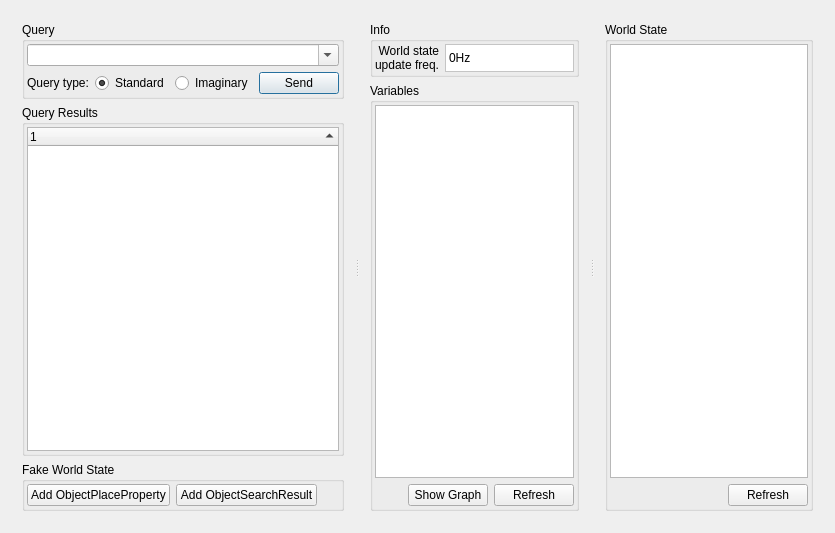
Above: subarchitectures/conceptual.sa/branches/avs-iros11/src/c++/conceptual/components/Tester/MainDialog.ui from marc-hanheide/cogx before the change. Below: the same form after it.
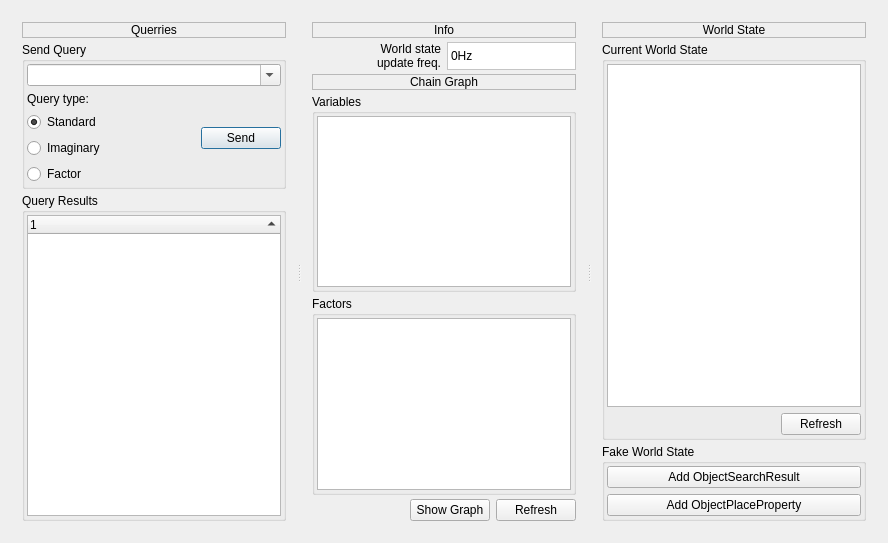
That is the form after the change. Icons and pictures are not drawn.

Patch:
```diff
--- a/subarchitectures/conceptual.sa/branches/avs-iros11/src/c++/conceptual/components/Tester/MainDialog.ui
+++ b/subarchitectures/conceptual.sa/branches/avs-iros11/src/c++/conceptual/components/Tester/MainDialog.ui
@@ -6,8 +6,8 @@
    <rect>
     <x>0</x>
     <y>0</y>
-    <width>835</width>
-    <height>533</height>
+    <width>888</width>
+    <height>543</height>
    </rect>
   </property>
   <property name="windowTitle">
@@ -25,10 +25,29 @@
      </property>
      <widget class="QWidget" name="layoutWidget">
       <layout class="QVBoxLayout" name="verticalLayout_4">
+       <property name="spacing">
+        <number>4</number>
+       </property>
+       <item>
+        <widget class="QLabel" name="label_3">
+         <property name="frameShape">
+          <enum>QFrame::StyledPanel</enum>
+         </property>
+         <property name="frameShadow">
+          <enum>QFrame::Raised</enum>
+         </property>
+         <property name="text">
+          <string>Querries</string>
+         </property>
+         <property name="alignment">
+          <set>Qt::AlignCenter</set>
+         </property>
+        </widget>
+       </item>
        <item>
         <widget class="QGroupBox" name="groupBox">
          <property name="title">
-          <string>Query</string>
+          <string>Send Query</string>
          </property>
          <layout class="QVBoxLayout" name="verticalLayout">
           <property name="margin">
@@ -47,6 +66,8 @@
           <item>
            <layout class="QHBoxLayout" name="horizontalLayout">
             <item>
+             <layout class="QVBoxLayout" name="verticalLayout_8">
+              <item>
              <widget class="QLabel" name="label">
               <property name="text">
                <string>Query type:</string>
@@ -71,6 +92,15 @@
              </widget>
             </item>
             <item>
+               <widget class="QRadioButton" name="factorQueryRadioButton">
+                <property name="text">
+                 <string>Factor</string>
+                </property>
+               </widget>
+              </item>
+             </layout>
+            </item>
+            <item>
              <spacer name="horizontalSpacer">
               <property name="orientation">
                <enum>Qt::Horizontal</enum>
@@ -125,77 +155,37 @@
             <property name="allColumnsShowFocus">
              <bool>true</bool>
             </property>
-            <column>
-             <property name="text">
-              <string notr="true">1</string>
-             </property>
-            </column>
            </widget>
           </item>
          </layout>
         </widget>
        </item>
-       <item>
-        <widget class="QGroupBox" name="groupBox_3">
-         <property name="title">
-          <string>Fake World State</string>
-         </property>
-         <layout class="QHBoxLayout" name="horizontalLayout_2">
-          <property name="margin">
-           <number>2</number>
-          </property>
-          <item>
-           <widget class="QPushButton" name="addObjectPlacePropertyButton">
-            <property name="text">
-             <string>Add ObjectPlaceProperty</string>
-            </property>
-            <property name="icon">
-             <iconset resource="resources.qrc">
-              <normaloff>:/icons/icons/add.png</normaloff>:/icons/icons/add.png</iconset>
-            </property>
-           </widget>
-          </item>
-          <item>
-           <widget class="QPushButton" name="addObjectSearchResultButton">
-            <property name="text">
-             <string>Add ObjectSearchResult</string>
-            </property>
-            <property name="icon">
-             <iconset resource="resources.qrc">
-              <normaloff>:/icons/icons/add.png</normaloff>:/icons/icons/add.png</iconset>
-            </property>
-           </widget>
-          </item>
-          <item>
-           <spacer name="horizontalSpacer_2">
-            <property name="orientation">
-             <enum>Qt::Horizontal</enum>
-            </property>
-            <property name="sizeHint" stdset="0">
-             <size>
-              <width>40</width>
-              <height>20</height>
-             </size>
-            </property>
-           </spacer>
-          </item>
-         </layout>
-        </widget>
-       </item>
       </layout>
      </widget>
      <widget class="QWidget" name="verticalLayoutWidget">
       <layout class="QVBoxLayout" name="verticalLayout_5">
+       <property name="spacing">
+        <number>4</number>
+       </property>
        <item>
-        <widget class="QGroupBox" name="groupBox_4">
-         <property name="title">
+        <widget class="QLabel" name="label_6">
+         <property name="frameShape">
+          <enum>QFrame::StyledPanel</enum>
+         </property>
+         <property name="frameShadow">
+          <enum>QFrame::Raised</enum>
+         </property>
+         <property name="text">
           <string>Info</string>
          </property>
-         <layout class="QGridLayout" name="gridLayout" columnstretch="1,10">
-          <property name="margin">
-           <number>2</number>
-          </property>
-          <item row="1" column="0">
+         <property name="alignment">
+          <set>Qt::AlignCenter</set>
+         </property>
+        </widget>
+       </item>
+       <item>
+        <layout class="QGridLayout" name="gridLayout_2">
+         <item row="0" column="0">
            <widget class="QLabel" name="label_2">
             <property name="text">
              <string>World state
@@ -206,7 +196,7 @@
             </property>
            </widget>
           </item>
-          <item row="1" column="1">
+         <item row="0" column="1">
            <widget class="QLabel" name="wsFreqLabel">
             <property name="styleSheet">
              <string notr="true">background-color:white</string>
@@ -223,6 +213,21 @@
            </widget>
           </item>
          </layout>
+       </item>
+       <item>
+        <widget class="QLabel" name="label_4">
+         <property name="frameShape">
+          <enum>QFrame::StyledPanel</enum>
+         </property>
+         <property name="frameShadow">
+          <enum>QFrame::Raised</enum>
+         </property>
+         <property name="text">
+          <string>Chain Graph</string>
+         </property>
+         <property name="alignment">
+          <set>Qt::AlignCenter</set>
+         </property>
         </widget>
        </item>
        <item>
@@ -237,6 +242,24 @@
           <item>
            <widget class="QListWidget" name="variablesListWidget"/>
           </item>
+         </layout>
+        </widget>
+       </item>
+       <item>
+        <widget class="QGroupBox" name="groupBox_4">
+         <property name="title">
+          <string>Factors</string>
+         </property>
+         <layout class="QVBoxLayout" name="verticalLayout_10">
+          <property name="margin">
+           <number>2</number>
+          </property>
+          <item>
+           <widget class="QListWidget" name="factorsListWidget"/>
+          </item>
+         </layout>
+        </widget>
+       </item>
           <item>
            <layout class="QHBoxLayout" name="horizontalLayout_4">
             <item>
@@ -278,16 +301,32 @@
           </item>
          </layout>
         </widget>
-       </item>
-      </layout>
-     </widget>
      <widget class="QWidget" name="verticalLayoutWidget_2">
       <layout class="QVBoxLayout" name="verticalLayout_3">
+       <property name="spacing">
+        <number>4</number>
+       </property>
        <item>
-        <widget class="QGroupBox" name="groupBox_6">
-         <property name="title">
+        <widget class="QLabel" name="label_5">
+         <property name="frameShape">
+          <enum>QFrame::StyledPanel</enum>
+         </property>
+         <property name="frameShadow">
+          <enum>QFrame::Raised</enum>
+         </property>
+         <property name="text">
           <string>World State</string>
          </property>
+         <property name="alignment">
+          <set>Qt::AlignCenter</set>
+         </property>
+        </widget>
+       </item>
+       <item>
+        <widget class="QGroupBox" name="groupBox_6">
+         <property name="title">
+          <string>Current World State</string>
+         </property>
          <layout class="QVBoxLayout" name="verticalLayout_7">
           <property name="margin">
            <number>2</number>
@@ -335,6 +374,40 @@
          </layout>
         </widget>
        </item>
+       <item>
+        <widget class="QGroupBox" name="groupBox_3">
+         <property name="title">
+          <string>Fake World State</string>
+         </property>
+         <layout class="QVBoxLayout" name="verticalLayout_9">
+          <property name="margin">
+           <number>2</number>
+          </property>
+          <item>
+           <widget class="QPushButton" name="addObjectSearchResultButton">
+            <property name="text">
+             <string>Add ObjectSearchResult</string>
+            </property>
+            <property name="icon">
+             <iconset resource="resources.qrc">
+              <normaloff>:/icons/icons/add.png</normaloff>:/icons/icons/add.png</iconset>
+            </property>
+           </widget>
+          </item>
+          <item>
+           <widget class="QPushButton" name="addObjectPlacePropertyButton">
+            <property name="text">
+             <string>Add ObjectPlaceProperty</string>
+            </property>
+            <property name="icon">
+             <iconset resource="resources.qrc">
+              <normaloff>:/icons/icons/add.png</normaloff>:/icons/icons/add.png</iconset>
+            </property>
+           </widget>
+          </item>
+         </layout>
+        </widget>
+       </item>
       </layout>
      </widget>
     </widget>
```
Lines whose indentation alone changed are shown as unchanged.
